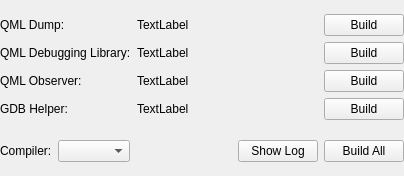
qt-creator/qt-creator, file src/plugins/qtsupport/debugginghelper.ui: the form before one commit.
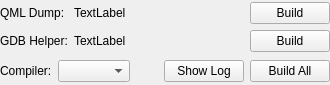
The form after the commit.

Commit message:
Remove support for debugging JS with Qt 4.7
Remove infrastructure to debug/inspect QML applications with Qt 4.7.

The edit to the form file:
```diff
--- a/src/plugins/qtsupport/debugginghelper.ui
+++ b/src/plugins/qtsupport/debugginghelper.ui
@@ -6,16 +6,32 @@
    <rect>
     <x>0</x>
     <y>0</y>
-    <width>404</width>
-    <height>176</height>
+    <width>330</width>
+    <height>85</height>
    </rect>
   </property>
   <layout class="QVBoxLayout" name="verticalLayout">
-   <property name="margin">
+   <property name="leftMargin">
+    <number>0</number>
+   </property>
+   <property name="topMargin">
+    <number>0</number>
+   </property>
+   <property name="rightMargin">
+    <number>0</number>
+   </property>
+   <property name="bottomMargin">
     <number>0</number>
    </property>
    <item>
     <layout class="QGridLayout" name="gridLayout">
+     <item row="1" column="2">
+      <widget class="QPushButton" name="qmlDumpBuildButton">
+       <property name="text">
+        <string>Build</string>
+       </property>
+      </widget>
+     </item>
      <item row="1" column="0">
       <widget class="QLabel" name="qmlDumpLabel">
        <property name="toolTip">
@@ -26,6 +42,13 @@
        </property>
       </widget>
      </item>
+     <item row="2" column="2">
+      <widget class="QPushButton" name="gdbHelperBuildButton">
+       <property name="text">
+        <string>Build</string>
+       </property>
+      </widget>
+     </item>
      <item row="1" column="1">
       <widget class="QLabel" name="qmlDumpStatus">
        <property name="sizePolicy">
@@ -39,50 +62,7 @@
        </property>
       </widget>
      </item>
-     <item row="3" column="0">
-      <widget class="QLabel" name="qmlObserverLabel">
-       <property name="toolTip">
-        <string>A modified version of qmlviewer with support for QML/JS debugging.</string>
-       </property>
-       <property name="text">
-        <string>QML Observer:</string>
-       </property>
-      </widget>
-     </item>
-     <item row="3" column="1">
-      <widget class="QLabel" name="qmlObserverStatus">
-       <property name="sizePolicy">
-        <sizepolicy hsizetype="Preferred" vsizetype="Preferred">
-         <horstretch>2</horstretch>
-         <verstretch>0</verstretch>
-        </sizepolicy>
-       </property>
-       <property name="text">
-        <string notr="true">TextLabel</string>
-       </property>
-      </widget>
-     </item>
      <item row="2" column="0">
-      <widget class="QLabel" name="qmlDebuggingLibLabel">
-       <property name="text">
-        <string>QML Debugging Library:</string>
-       </property>
-      </widget>
-     </item>
-     <item row="2" column="1">
-      <widget class="QLabel" name="qmlDebuggingLibStatus">
-       <property name="sizePolicy">
-        <sizepolicy hsizetype="Preferred" vsizetype="Preferred">
-         <horstretch>2</horstretch>
-         <verstretch>0</verstretch>
-        </sizepolicy>
-       </property>
-       <property name="text">
-        <string notr="true">TextLabel</string>
-       </property>
-      </widget>
-     </item>
-     <item row="4" column="0">
       <widget class="QLabel" name="gdbHelperLabel">
        <property name="toolTip">
         <string>Helps showing content of Qt types. Only used in older versions of GDB.</string>
@@ -92,7 +72,7 @@
        </property>
       </widget>
      </item>
-     <item row="4" column="1">
+     <item row="2" column="1">
       <widget class="QLabel" name="gdbHelperStatus">
        <property name="sizePolicy">
         <sizepolicy hsizetype="Preferred" vsizetype="Preferred">
@@ -105,34 +85,6 @@
        </property>
       </widget>
      </item>
-     <item row="1" column="2">
-      <widget class="QPushButton" name="qmlDumpBuildButton">
-       <property name="text">
-        <string>Build</string>
-       </property>
-      </widget>
-     </item>
-     <item row="2" column="2">
-      <widget class="QPushButton" name="qmlDebuggingLibBuildButton">
-       <property name="text">
-        <string>Build</string>
-       </property>
-      </widget>
-     </item>
-     <item row="3" column="2">
-      <widget class="QPushButton" name="qmlObserverBuildButton">
-       <property name="text">
-        <string>Build</string>
-       </property>
-      </widget>
-     </item>
-     <item row="4" column="2">
-      <widget class="QPushButton" name="gdbHelperBuildButton">
-       <property name="text">
-        <string>Build</string>
-       </property>
-      </widget>
-     </item>
     </layout>
    </item>
    <item>
```
The commit also changes 108 other files.
